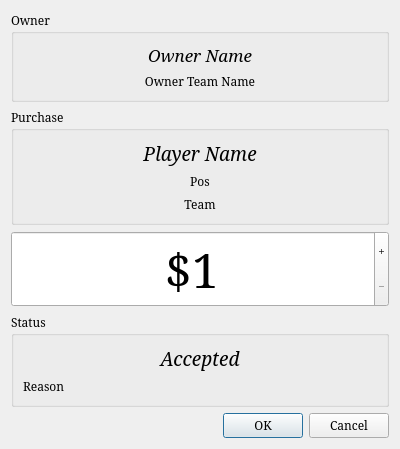
Qt form view/ui/confirm_purchase.ui (robgura/auction-manager) before a commit.
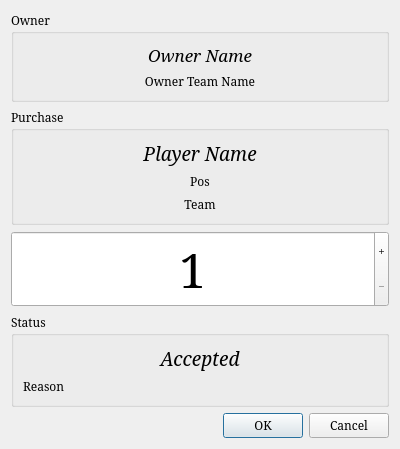
The same form after that commit.

Patch:
```diff
--- a/view/ui/confirm_purchase.ui
+++ b/view/ui/confirm_purchase.ui
@@ -134,9 +134,6 @@
      <property name="buttonSymbols" >
       <enum>QAbstractSpinBox::PlusMinus</enum>
      </property>
-     <property name="prefix" >
-      <string>$</string>
-     </property>
      <property name="minimum" >
       <number>1</number>
      </property>
```
